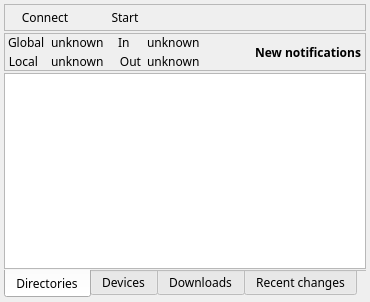
Above: tray/gui/traywidget.ui from Martchus/syncthingtray before the change. Below: the same form after it.
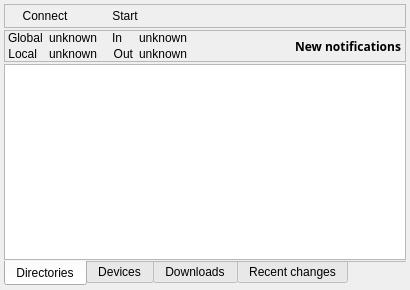
That is the form after the change. Icons and pictures are not drawn. Custom widgets are drawn as their Qt base class.

Commit message: Revert accidental changes to `traywidget.ui`

```diff
--- a/tray/gui/traywidget.ui
+++ b/tray/gui/traywidget.ui
@@ -2,19 +2,6 @@
 <ui version="4.0">
  <class>QtGui::TrayWidget</class>
  <widget class="QWidget" name="QtGui::TrayWidget">
-  <property name="geometry">
-   <rect>
-    <x>0</x>
-    <y>0</y>
-    <width>370</width>
-    <height>302</height>
-   </rect>
-  </property>
-  <property name="font">
-   <font>
-    <family>Noto Sans</family>
-   </font>
-  </property>
   <property name="windowTitle">
    <string>Syncthing Tray</string>
   </property>
```
